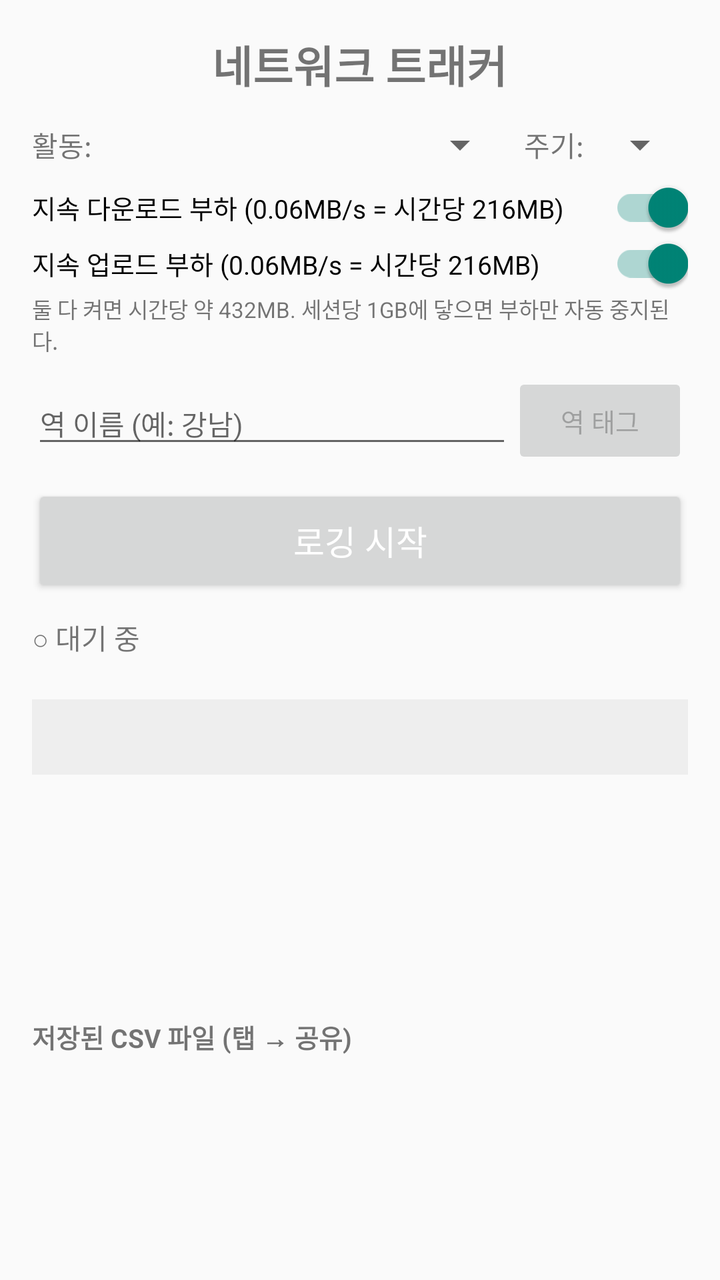
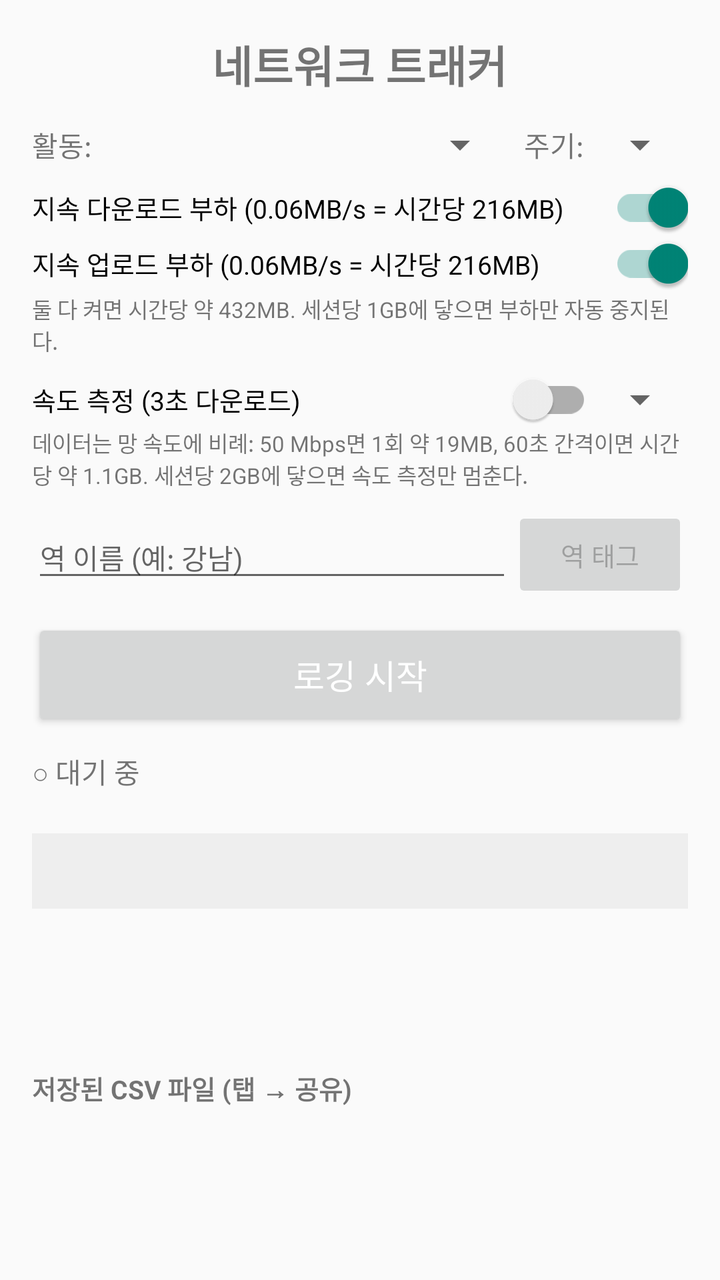

An Android layout rendered at two revisions. The XML below is the earlier revision; the diff shows what the commit changed to produce the second picture.
<!-- AndroidManifest.xml: application theme Theme.AppCompat.Light.DarkActionBar -->
<!-- res/layout/activity_main.xml -->
<?xml version="1.0" encoding="utf-8"?>
<LinearLayout xmlns:android="http://schemas.android.com/apk/res/android"
    android:layout_width="match_parent"
    android:layout_height="match_parent"
    android:orientation="vertical"
    android:padding="16dp"
    android:background="#FAFAFA">

    
    <TextView
        android:layout_width="wrap_content"
        android:layout_height="wrap_content"
        android:layout_gravity="center_horizontal"
        android:text="네트워크 트래커"
        android:textSize="22sp"
        android:textStyle="bold"
        android:paddingBottom="12dp" />

    
    <LinearLayout
        android:layout_width="match_parent"
        android:layout_height="wrap_content"
        android:orientation="horizontal"
        android:gravity="center_vertical"
        android:paddingBottom="8dp">

        <TextView
            android:layout_width="wrap_content"
            android:layout_height="wrap_content"
            android:text="활동:"
            android:textSize="14sp"
            android:paddingEnd="8dp" />

        <Spinner
            android:id="@+id/spinner_activity"
            android:layout_width="0dp"
            android:layout_height="wrap_content"
            android:layout_weight="1" />

        <TextView
            android:layout_width="wrap_content"
            android:layout_height="wrap_content"
            android:text="주기:"
            android:textSize="14sp"
            android:paddingStart="8dp"
            android:paddingEnd="4dp" />

        <Spinner
            android:id="@+id/spinner_interval"
            android:layout_width="wrap_content"
            android:layout_height="wrap_content" />
    </LinearLayout>

    
    
    <androidx.appcompat.widget.SwitchCompat
        android:id="@+id/switch_probe_dl"
        android:layout_width="match_parent"
        android:layout_height="wrap_content"
        android:text="지속 다운로드 부하 (0.06MB/s = 시간당 216MB)"
        android:checked="true"
        android:textSize="13sp"
        android:paddingBottom="4dp" />

    <androidx.appcompat.widget.SwitchCompat
        android:id="@+id/switch_probe_ul"
        android:layout_width="match_parent"
        android:layout_height="wrap_content"
        android:text="지속 업로드 부하 (0.06MB/s = 시간당 216MB)"
        android:checked="true"
        android:textSize="13sp"
        android:paddingBottom="2dp" />

    <TextView
        android:layout_width="match_parent"
        android:layout_height="wrap_content"
        android:text="둘 다 켜면 시간당 약 432MB. 세션당 1GB에 닿으면 부하만 자동 중지된다."
        android:textSize="11sp"
        android:paddingBottom="8dp" />

    
    <LinearLayout
        android:layout_width="match_parent"
        android:layout_height="wrap_content"
        android:orientation="horizontal"
        android:gravity="center_vertical"
        android:paddingBottom="8dp">

        <EditText
            android:id="@+id/et_station"
            android:layout_width="0dp"
            android:layout_height="wrap_content"
            android:layout_weight="1"
            android:hint="역 이름 (예: 강남)"
            android:inputType="text"
            android:textSize="14sp"
            android:maxLines="1" />

        <Button
            android:id="@+id/btn_tag_station"
            android:layout_width="wrap_content"
            android:layout_height="wrap_content"
            android:text="역 태그"
            android:textSize="13sp"
            android:enabled="false" />
    </LinearLayout>

    
    <Button
        android:id="@+id/btn_start_stop"
        android:layout_width="match_parent"
        android:layout_height="56dp"
        android:text="로깅 시작"
        android:textSize="17sp"
        android:textColor="#FFFFFF" />

    
    <TextView
        android:id="@+id/tv_status"
        android:layout_width="match_parent"
        android:layout_height="wrap_content"
        android:text="○ 대기 중"
        android:paddingTop="10dp"
        android:textSize="14sp" />

    <TextView
        android:id="@+id/tv_file_path"
        android:layout_width="match_parent"
        android:layout_height="wrap_content"
        android:text=""
        android:textSize="11sp"
        android:textColor="#888888"
        android:paddingBottom="6dp" />

    
    <ScrollView
        android:layout_width="match_parent"
        android:layout_height="0dp"
        android:layout_weight="1.6">
        <TextView
            android:id="@+id/tv_live_stats"
            android:layout_width="match_parent"
            android:layout_height="wrap_content"
            android:fontFamily="monospace"
            android:textSize="13sp"
            android:lineSpacingMultiplier="1.3"
            android:padding="10dp"
            android:background="#EEEEEE" />
    </ScrollView>

    
    <TextView
        android:layout_width="match_parent"
        android:layout_height="wrap_content"
        android:text="저장된 CSV 파일 (탭 → 공유)"
        android:textStyle="bold"
        android:paddingTop="12dp"
        android:paddingBottom="4dp"
        android:textSize="13sp" />

    <ListView
        android:id="@+id/lv_files"
        android:layout_width="match_parent"
        android:layout_height="0dp"
        android:layout_weight="1"
        android:divider="#CCCCCC"
        android:dividerHeight="1dp" />

</LinearLayout>
<!-- resources referenced by this layout -->
<resources>

</resources>

<!-- the commit's change to res/layout/activity_main.xml (unified diff, before → after) -->
@@ -75,6 +75,35 @@
         android:layout_width="match_parent"
         android:layout_height="wrap_content"
         android:text="둘 다 켜면 시간당 약 432MB. 세션당 1GB에 닿으면 부하만 자동 중지된다."
+        android:textSize="11sp"
+        android:paddingBottom="8dp" />
+
+    
+    <LinearLayout
+        android:layout_width="match_parent"
+        android:layout_height="wrap_content"
+        android:orientation="horizontal"
+        android:gravity="center_vertical">
+
+        <androidx.appcompat.widget.SwitchCompat
+            android:id="@+id/switch_speedtest"
+            android:layout_width="0dp"
+            android:layout_weight="1"
+            android:layout_height="wrap_content"
+            android:text="속도 측정 (3초 다운로드)"
+            android:checked="false"
+            android:textSize="13sp" />
+
+        <Spinner
+            android:id="@+id/spinner_speedtest"
+            android:layout_width="wrap_content"
+            android:layout_height="wrap_content" />
+    </LinearLayout>
+
+    <TextView
+        android:layout_width="match_parent"
+        android:layout_height="wrap_content"
+        android:text="데이터는 망 속도에 비례: 50 Mbps면 1회 약 19MB, 60초 간격이면 시간당 약 1.1GB. 세션당 2GB에 닿으면 속도 측정만 멈춘다."
         android:textSize="11sp"
         android:paddingBottom="8dp" />
 
